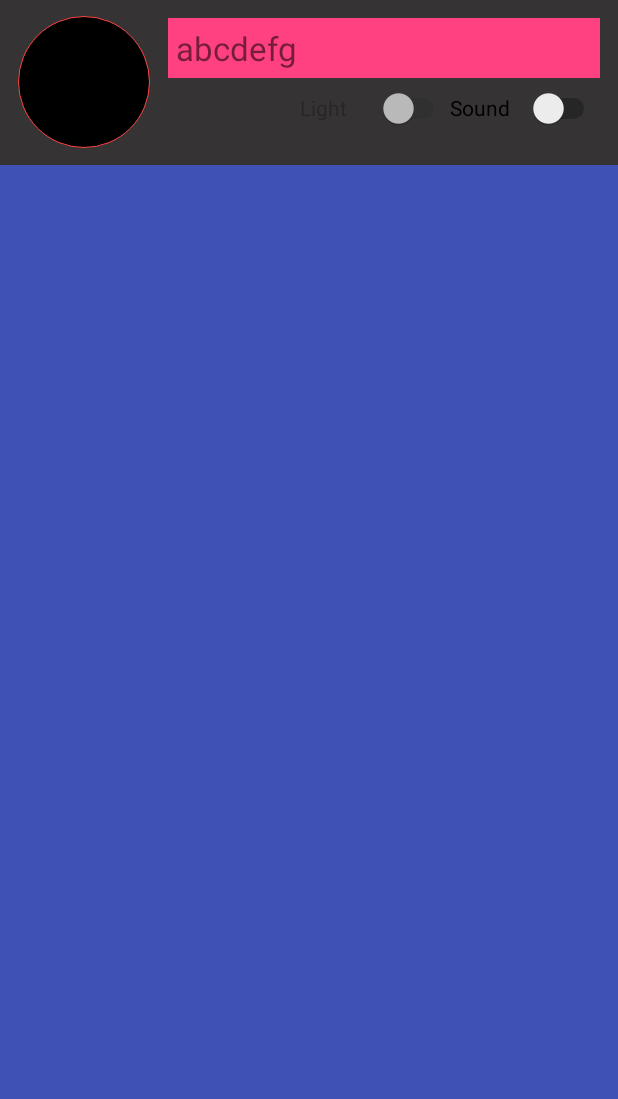
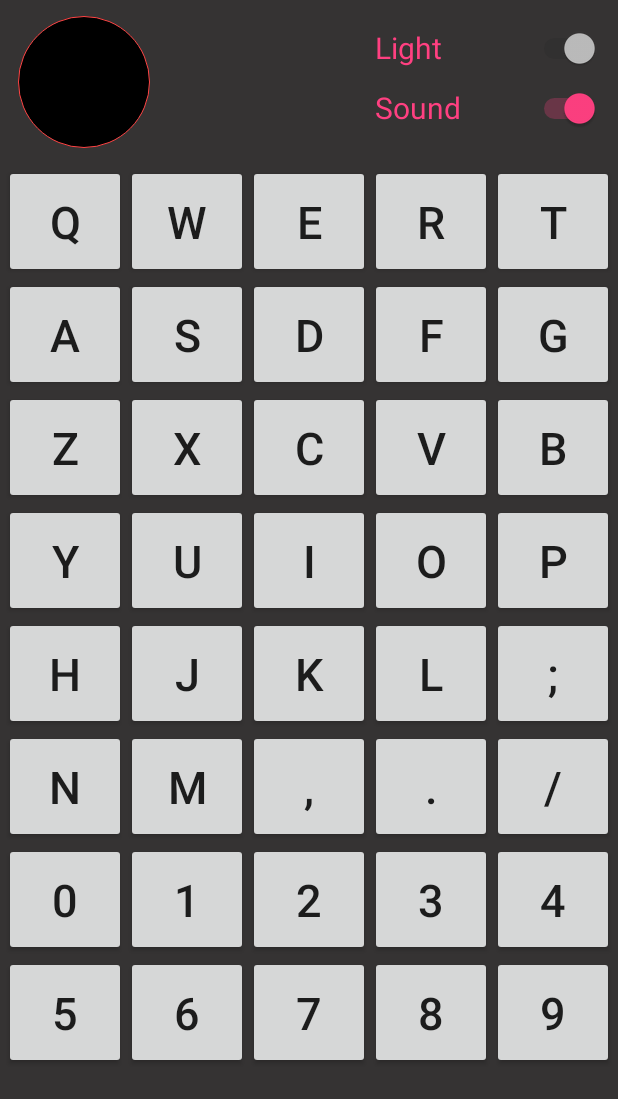
Before and after one commit to kankanla/M180907_Morse, an Android app: the Morse_key2 screen opened directly, with no data from a screen before it, on a phone screen of 412 x 824 dp. Shown: the top 1099 px of the screen. Run offline under Robolectric (Android 15) with nearby library versions, the phone set to English and light mode, and no system bars; our stand-ins replace AdMob; 8 statements that could not run were skipped.

Commit message:
2018/10/29

```diff
--- a/app/src/main/java/com/kankanla/e560/m180907_morse/Morse_key2.java
+++ b/app/src/main/java/com/kankanla/e560/m180907_morse/Morse_key2.java
@@ -1,17 +1,30 @@
 package com.kankanla.e560.m180907_morse;
 
+import android.content.ComponentName;
+import android.content.Context;
+import android.content.Intent;
+import android.content.ServiceConnection;
 import android.content.SharedPreferences;
 import android.content.pm.ActivityInfo;
 import android.graphics.Point;
 import android.os.Bundle;
+import android.os.IBinder;
 import android.support.v4.content.ContextCompat;
 import android.support.v7.app.AppCompatActivity;
 import android.util.Log;
 import android.view.Display;
+import android.view.Gravity;
+import android.view.View;
+import android.view.ViewGroup;
 import android.view.ViewTreeObserver;
 import android.widget.Button;
+import android.widget.CompoundButton;
 import android.widget.LinearLayout;
 import android.widget.RelativeLayout;
+import android.widget.Switch;
+import android.widget.TableLayout;
+import android.widget.TableRow;
+import android.widget.TextView;
 
 import com.google.android.gms.ads.AdRequest;
 import com.google.android.gms.ads.AdSize;
@@ -20,7 +33,8 @@ import com.google.android.gms.ads.MobileAds;
 
 import java.util.ArrayList;
 
-public class Morse_key2 extends AppCompatActivity {
+
+public class Morse_key2 extends AppCompatActivity implements View.OnClickListener, View.OnLongClickListener {
     private final String TAG = "###Morse_key2###";
     private SharedPreferences shared;
     private Point point;
@@ -28,12 +42,20 @@ public class Morse_key2 extends AppCompatActivity {
     private RelativeLayout key_map_Layout;
     private ViewTreeObserver viewTreeObserver;
     private ArrayList<String> keyList;
+    private Morse_HZ morse_hz;
+    private String codetemp = null;
+    private TextView textView;
+    private Switch sw1, sw2;
 
     @Override
     protected void onCreate(Bundle savedInstanceState) {
         super.onCreate(savedInstanceState);
         Log.d(TAG, "onCreate");
         setContentView(R.layout.activity_morse_key2);
+        Intent intent = new Intent(this, Morse_HZ.class);
+        bindService(intent, serviceConnection, Context.BIND_AUTO_CREATE);
+        textView = findViewById(R.id.cqcq);
+
         setSharedXML();
         init();
 
@@ -41,10 +63,52 @@ public class Morse_key2 extends AppCompatActivity {
             setKey_size();
         }
 
-        createKey();
+        sw1 = findViewById(R.id.sw_Ligth);
+        sw2 = findViewById(R.id.sw_Sound);
+        sw1.setChecked(shared.getBoolean("sw1", true));
+        sw2.setChecked(shared.getBoolean("sw2", true));
 
+        sw1.setOnCheckedChangeListener(new CompoundButton.OnCheckedChangeListener() {
+            @Override
+            public void onCheckedChanged(CompoundButton buttonView, boolean isChecked) {
+                shared.edit().putBoolean("sw1", isChecked).commit();
+                morse_hz.setLigthflag(isChecked);
+                textView.setEnabled(isChecked);
+            }
+        });
 
+        sw2.setOnCheckedChangeListener(new CompoundButton.OnCheckedChangeListener() {
+            @Override
+            public void onCheckedChanged(CompoundButton buttonView, boolean isChecked) {
+                shared.edit().putBoolean("sw2", isChecked).commit();
+                morse_hz.setSoundflag(isChecked);
+            }
+        });
     }
+
+    public ServiceConnection serviceConnection = new ServiceConnection() {
+        @Override
+        public void onServiceConnected(ComponentName name, IBinder service) {
+            Morse_HZ.LocalBinder binder = (Morse_HZ.LocalBinder) service;
+            morse_hz = binder.getService();
+            morse_hz.setTextView(textView);
+            morse_hz.setHz(shared.getInt("HZ", Integer.parseInt(getString(R.string.set_sun2))));
+            morse_hz.setBaseSpeed(shared.getInt("speed", Integer.parseInt(getString(R.string.set_speed2))));
+            morse_hz.setSoundflag(shared.getBoolean("sw2", true));
+            morse_hz.setLigthflag(shared.getBoolean("sw1", true));
+            morse_hz.loop_play();
+            morse_hz.setIntt(new Morse_HZ.getChang() {
+                @Override
+                public void MorseListChang(String x) {
+                }
+            });
+        }
+
+        @Override
+        public void onServiceDisconnected(ComponentName name) {
+            unbindService(this);
+        }
+    };
 
     private void setKey_size() {
         Log.d(TAG, "setKey_size()");
@@ -56,29 +120,64 @@ public class Morse_key2 extends AppCompatActivity {
             public void onGlobalLayout() {
                 Log.d(TAG, String.valueOf(linearLayout.getHeight()));
                 shared.edit().putInt("key2_mapW", point.x - 5).apply();
-                shared.edit().putInt("key2_mapH", point.y - linearLayout.getHeight() - 50);
+                shared.edit().putInt("key2_mapH", point.y - linearLayout.getHeight() - 50).apply();
+                createKey();
             }
         });
     }
 
     private void createKey() {
         keyList = new ArrayList<>();
-        for (int i = 0x41; i < 0x5B; i++) {
-            keyList.add(String.valueOf((char) i));
-        }
-        for (int i = 0x30; i < 0x3A; i++) {
-            keyList.add(String.valueOf((char) i));
+        String temp = new String("QWERTYUIOPASDFGHJKL;ZXCVBNM,./0123456789");
+        String temp2 = new String("QWERTASDFGZXCVBYUIOPHJKL;NM,./0123456789");
+        char[] chars = temp2.toCharArray();
+        for (char c : chars) {
+            keyList.add(String.valueOf(c));
         }
 
-        Button button = new Button(this);
-        button.setText(keyList.remove(0));
-        RelativeLayout.LayoutParams layoutParams = new RelativeLayout.LayoutParams(shared.getInt("key2_mapW", 0), shared.getInt("key2_maph", 0));
-        button.setLayoutParams(layoutParams);
+        key_map_Layout = findViewById(R.id.morse_key2);
+        TableLayout tableLayout = new TableLayout(this);
+        RelativeLayout.LayoutParams params = new RelativeLayout.LayoutParams(ViewGroup.LayoutParams.MATCH_PARENT, ViewGroup.LayoutParams.WRAP_CONTENT);
+        tableLayout.setLayoutParams(params);
+        tableLayout.setGravity(Gravity.CENTER_VERTICAL);
+        for (int i = 0; i < 8; i++) {
+            TableRow tableRow = new TableRow(this);
+            for (int j = 0; j < 5; j++) {
+                int h = (int) shared.getInt("key2_mapH", 8) / 9;
+                int w = (int) shared.getInt("key2_mapW", 5) / 5;
+                Button button = new Button(this);
+                button.setText(keyList.remove(0));
+                button.setOnClickListener(this);
+                TableRow.LayoutParams layoutParams = new TableRow.LayoutParams(w, h);
+                button.setLayoutParams(layoutParams);
+                button.setTextSize(30);
+                button.setPaddingRelative(0, 0, 0, 0);
+                tableRow.addView(button);
+            }
+            tableRow.setGravity(Gravity.CENTER);
+            tableLayout.addView(tableRow);
+        }
+        key_map_Layout.addView(tableLayout);
+    }
 
-        key_map_Layout.addView(button);
-        Log.d(TAG, keyList.toString());
+    @Override
+    public void onClick(View v) {
+        Button button = (Button) v;
+        codetemp = (String) button.getText();
+        if (morse_hz != null) {
+            if (codetemp != null) {
+                morse_hz.add_MorseString(codetemp);
+            }
+        } else {
+            Log.d(TAG, "morse_hz == null");
+            return;
+        }
 
+    }
 
+    @Override
+    public boolean onLongClick(View v) {
+        return false;
     }
 
 
@@ -99,12 +198,24 @@ public class Morse_key2 extends AppCompatActivity {
         Log.d(TAG, "init()");
         getSupportActionBar().hide();
         setRequestedOrientation(ActivityInfo.SCREEN_ORIENTATION_PORTRAIT);
+    }
 
+    @Override
+    protected void onDestroy() {
+        super.onDestroy();
+        morse_hz.ClearMorseList();
+    }
+
+    @Override
+    protected void onPause() {
+        super.onPause();
+        morse_hz.ClearMorseList();
     }
 
     @Override
     protected void onResume() {
         super.onResume();
+        createKey();
         GoogleAdmob();
     }
 
--- a/app/src/main/res/layout/activity_main.xml
+++ b/app/src/main/res/layout/activity_main.xml
@@ -44,13 +44,13 @@
             android:text="Button" />
 
         <Button
-            android:id="@+id/button2"
+            android:id="@+id/button3"
             android:layout_width="match_parent"
             android:layout_height="55dp"
             android:text="Button" />
 
         <Button
-            android:id="@+id/button3"
+            android:id="@+id/button2"
             android:layout_width="match_parent"
             android:layout_height="55dp"
             android:text="Button" />
--- a/app/src/main/res/layout/activity_morse_key2.xml
+++ b/app/src/main/res/layout/activity_morse_key2.xml
@@ -42,30 +42,27 @@
                     android:gravity="right"
                     android:orientation="vertical">
 
-                    <TextView
-                        android:layout_width="match_parent"
-                        android:layout_height="wrap_content"
-                        android:background="@color/colorAccent"
-                        android:padding="5dp"
-                        android:text="abcdefg"
-                        android:textSize="22dp" />
-
                     <LinearLayout
                         android:layout_width="wrap_content"
-                        android:layout_height="wrap_content">
+                        android:layout_height="wrap_content"
+                        android:orientation="vertical">
 
                         <Switch
                             android:id="@+id/sw_Ligth"
-                            android:layout_width="100dp"
+                            android:layout_width="150dp"
                             android:layout_height="40dp"
                             android:enabled="false"
-                            android:text="@string/set_Light" />
+                            android:text="@string/set_Light"
+                            android:textColor="@color/colorAccent"
+                            android:textSize="20dp" />
 
                         <Switch
                             android:id="@+id/sw_Sound"
-                            android:layout_width="100dp"
+                            android:layout_width="150dp"
                             android:layout_height="40dp"
-                            android:text="@string/set_sound" />
+                            android:text="@string/set_sound"
+                            android:textColor="@color/colorAccent"
+                            android:textSize="20dp" />
                     </LinearLayout>
                 </LinearLayout>
             </LinearLayout>
@@ -76,17 +73,7 @@
             android:id="@+id/morse_key2"
             android:layout_width="match_parent"
             android:layout_height="match_parent"
-            android:background="@color/colorPrimary">
-
-
-            <LinearLayout
-                android:id="@+id/key2_map"
-                android:layout_width="match_parent"
-                android:layout_height="wrap_content"
-                android:layout_gravity="center"
-                android:orientation="vertical">
-
-            </LinearLayout>
-        </RelativeLayout>
+            android:layout_gravity="center"
+            android:orientation="vertical"></RelativeLayout>
     </LinearLayout>
 </LinearLayout>
--- a/app/src/main/res/values/strings.xml
+++ b/app/src/main/res/values/strings.xml
@@ -1,9 +1,10 @@
 <resources>
     <string name="app_name">Morse Trainer</string>
     <string name="app_name2">M180907_Morse</string>
-    <string name="Morse_key">Morse_key</string>
+    <string name="Morse_Item">Morse_Item</string>
     <string name="Morse_Code">Morse_Code</string>
     <string name="Morse_Set">Settings</string>
+    <string name="Morse_KeyBoard">Morse_KeyBoard</string>
     <string name="Morse_Game">Morse_Game</string>
     <string name="set_sound">Sound</string>
     <string name="set_sun1">800</string>
--- a/app/src/main/res/values/styles.xml
+++ b/app/src/main/res/values/styles.xml
@@ -13,6 +13,4 @@
         <item name="android:layout_height">80dp</item>
         <item name="android:background">@color/colorAccent</item>
     </style>
-
-
 </resources>
```
Also changed, not shown: app/src/main/java/com/kankanla/e560/m180907_morse/MainActivity.java (+19 -4 lines), app/src/main/java/com/kankanla/e560/m180907_morse/Morse_HZ.java (+29 -0 lines), app/src/main/java/com/kankanla/e560/m180907_morse/Morse_key.java (+7 -0 lines).
